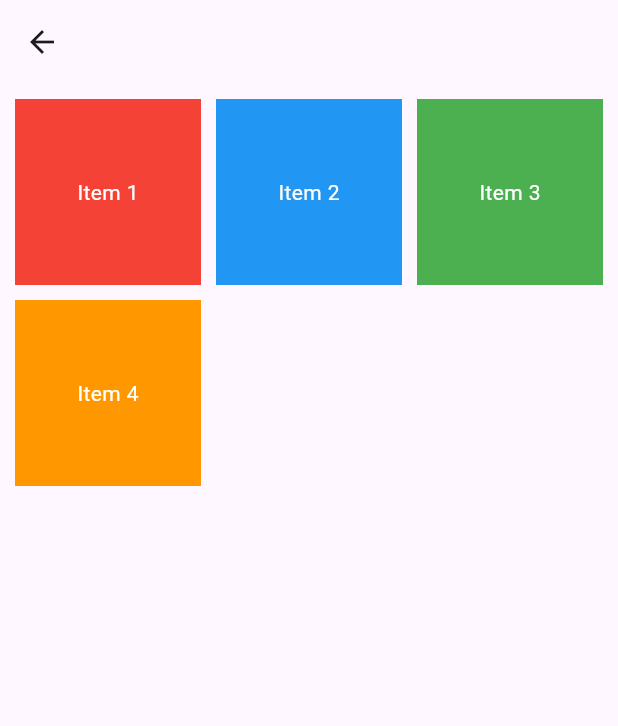
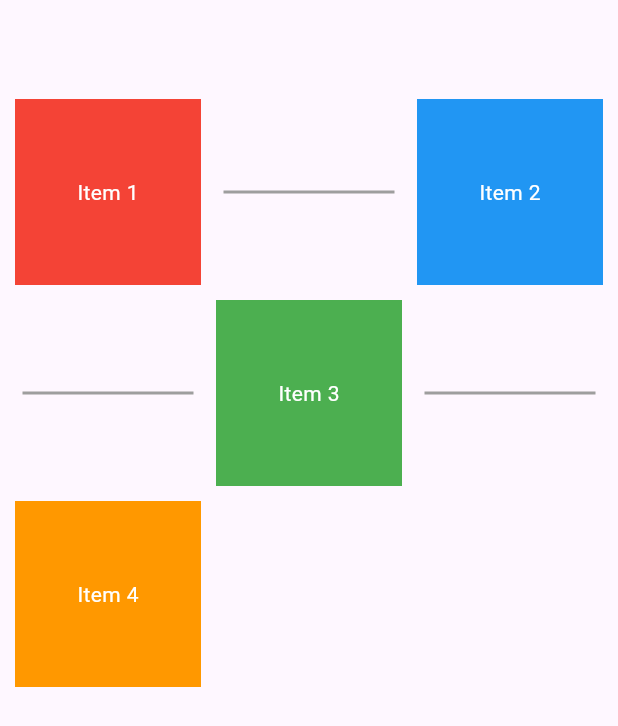
Before and after one commit to moritejas/flutter_widgets, a Flutter app: the GridViewComponent screen opened directly, on a phone screen of 412 x 824 dp. Shown: the top 726 px of the screen. Run offline on Flutter 3.47's test engine with Material 3 defaults, Android fonts, the phone set to English and light mode, and no system bars; our stand-ins replace audioplayers, badges, barcode_widget, cached_network_image, carousel_slider, expandable and 16 more; missing offline and left inert: pdfx, swipeable_card_stack.

Commit message:
GridViewComponent with Properties

```diff
--- a/lib/Component/Grid View/grid_view.dart
+++ b/lib/Component/Grid View/grid_view.dart
@@ -21,15 +21,37 @@ class GridViewComponent extends StatelessWidget {
             child: const Center(
                 child: Text('Item 1', style: TextStyle(color: Colors.white))),
           ),
+          // Divider widget with all properties used
+          const Divider(
+            height: 20.0, // space around the divider line
+            thickness: 2.0, // thickness of the line
+            color: Colors.grey, // color of the divider line
+            indent: 5.0, // empty space to the leading edge of the divider
+            endIndent: 5.0, // empty space to the trailing edge of the divider
+          ),
           Container(
             color: Colors.blue,
             child: const Center(
                 child: Text('Item 2', style: TextStyle(color: Colors.white))),
           ),
+          const Divider(
+            height: 20.0,
+            thickness: 2.0,
+            color: Colors.grey,
+            indent: 5.0,
+            endIndent: 5.0,
+          ),
           Container(
             color: Colors.green,
             child: const Center(
                 child: Text('Item 3', style: TextStyle(color: Colors.white))),
+          ),
+          const Divider(
+            height: 20.0,
+            thickness: 2.0,
+            color: Colors.grey,
+            indent: 5.0,
+            endIndent: 5.0,
           ),
           Container(
             color: Colors.orange,
--- a/lib/main.dart
+++ b/lib/main.dart
@@ -4,6 +4,7 @@ import 'package:get/get.dart';
 import 'Component/Flex/flex.dart';
 import 'Component/Flippable Card/flippable_card.dart';
 import 'Component/Form Validation/form_validation.dart';
+import 'Component/Grid View/grid_view.dart';
 
 
 void main() {
@@ -19,7 +20,7 @@ class MyApp extends StatelessWidget {
     return const GetMaterialApp(
       debugShowCheckedModeBanner: false,
       title: 'Flutter Demo',
-      home: FormValidationComponent(),
+      home: GridViewComponent(),
     );
   }
 }
```
